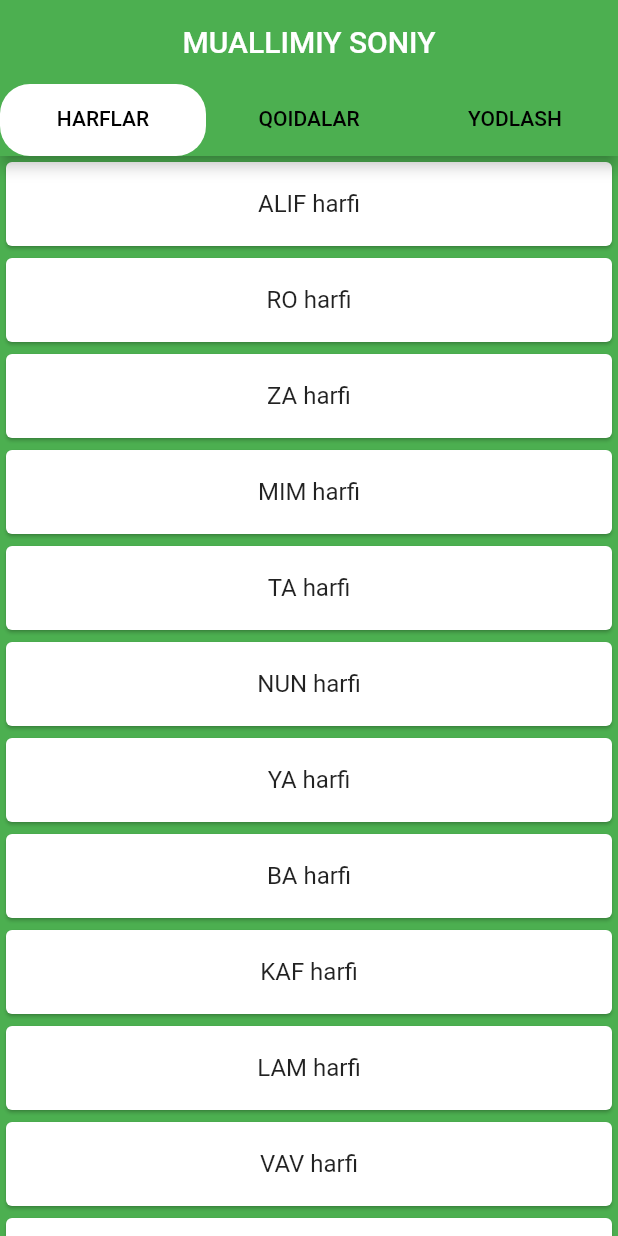
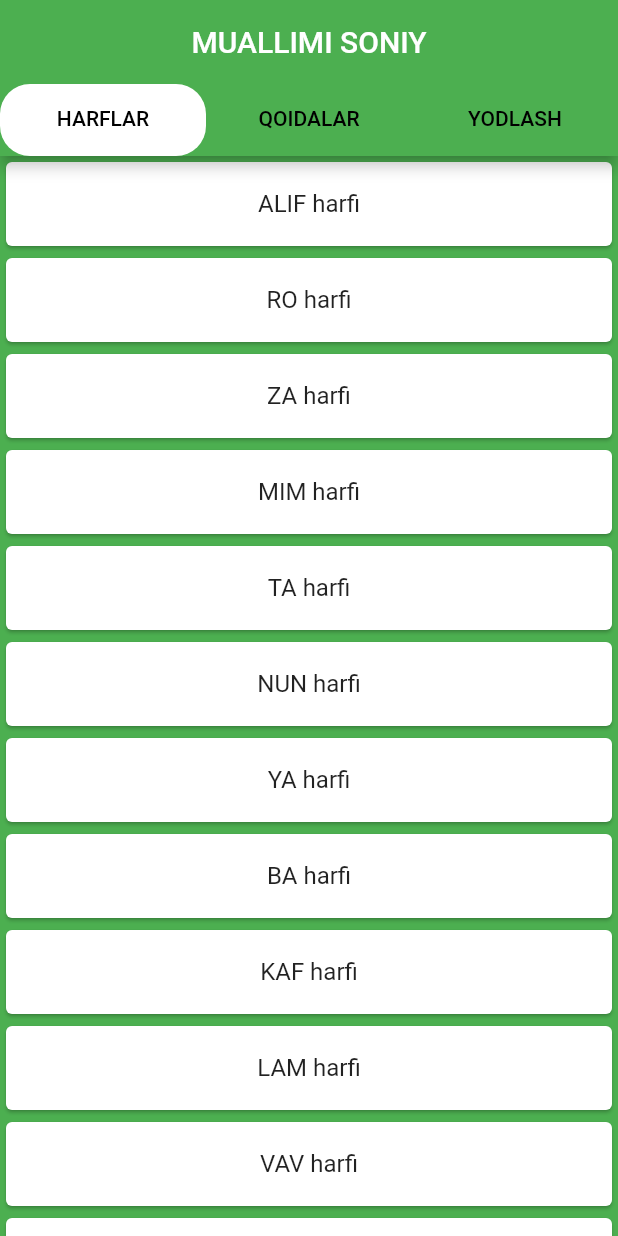
Before and after one commit to samuraixan/rasm_matn_audio, a Flutter app: the screen it shows after launch, on a phone screen of 412 x 824 dp. Run offline on Flutter 3.47's test engine with Material 2 defaults, Android fonts, the phone set to English and light mode, and no system bars; our stand-ins replace just_audio.

Commit message:
Muallimi Soniy lekin ohirigacha tugata olmadim

```diff
--- a/lib/main.dart
+++ b/lib/main.dart
@@ -11,7 +11,7 @@ import 'LessonPage.dart';
 import 'MemoriezPage.dart';
 
 void main() {
-  runApp(MyApp());
+  runApp(const MyApp());
 }
 
 class MyApp extends StatefulWidget {
@@ -45,6 +45,7 @@ class _MyAppState extends State<MyApp> {
   @override
   Widget build(BuildContext context) {
     return MaterialApp(
+      debugShowCheckedModeBanner: false,
       home: DefaultTabController(
         length: 3,
         child: Scaffold(
@@ -52,13 +53,13 @@ class _MyAppState extends State<MyApp> {
             appBar: AppBar(
               backgroundColor: Colors.green,
               centerTitle: true,
-              title: Text("MUALLIMIY SONIY"),
+              title: const Text("MUALLIMI SONIY"),
               bottom: TabBar(
                 indicator: BoxDecoration(
                     borderRadius: BorderRadius.circular(20),
                     color: Colors.white
                 ),
-                tabs: [
+                tabs: const [
                   Tab(child: Text("HARFLAR",style: TextStyle(color: Colors.black),),),
                   Tab(child: Text("QOIDALAR", style: TextStyle(color: Colors.black),),),
                   Tab(child: Text("YODLASH", style: TextStyle(color: Colors.black),),),
@@ -66,7 +67,7 @@ class _MyAppState extends State<MyApp> {
               ),
             ),
             body: ! ready
-                ? Center(
+                ? const Center(
               child: CircularProgressIndicator(),
             )
                 : TabBarView(
@@ -100,7 +101,6 @@ class _MyAppState extends State<MyApp> {
               );
             }
         );
-        break;
       case 2:
         content = "assets/yodlash.json";
         final String jsonContent = await rootBundle.loadString(content);
@@ -118,7 +118,6 @@ class _MyAppState extends State<MyApp> {
               );
             }
         );
-        break;
       default:
         break;
     }
```
Also changed, not shown: lib/LessonPage.dart (+5 -6 lines), lib/MemoriezPage.dart (+4 -4 lines).
